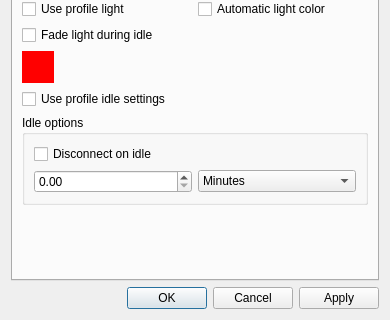
This is ds4wizard-cpp/DevicePropertiesDialog.ui in michael-fadely/ds4wizard as Qt 5 draws it before an edit; both pictures show x 0 to 390 and y 143 to 463 of the 390 by 463 pixel window. The edited form follows.
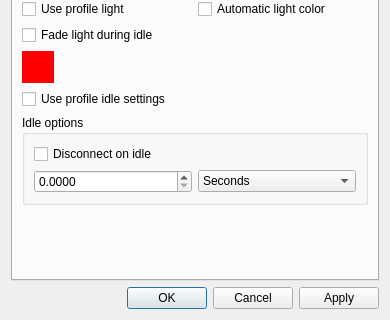
This is the edited form.

Commit message: seconds, configurable from dialog

What changed in the file:
```diff
--- a/ds4wizard-cpp/DevicePropertiesDialog.ui
+++ b/ds4wizard-cpp/DevicePropertiesDialog.ui
@@ -170,15 +170,21 @@
               <property name="frame">
                <bool>true</bool>
               </property>
+              <property name="decimals">
+               <number>4</number>
+              </property>
+              <property name="maximum">
+               <double>43200.000000000000000</double>
+              </property>
              </widget>
             </item>
             <item>
              <widget class="QComboBox" name="comboBox_IdleUnit">
               <property name="currentText">
-               <string>Minutes</string>
+               <string>Seconds</string>
               </property>
               <property name="currentIndex">
-               <number>1</number>
+               <number>0</number>
               </property>
               <item>
                <property name="text">
```
Left out of the diff: 2 changed lines with no effect on the pictures. The commit also changes 4 other files.
